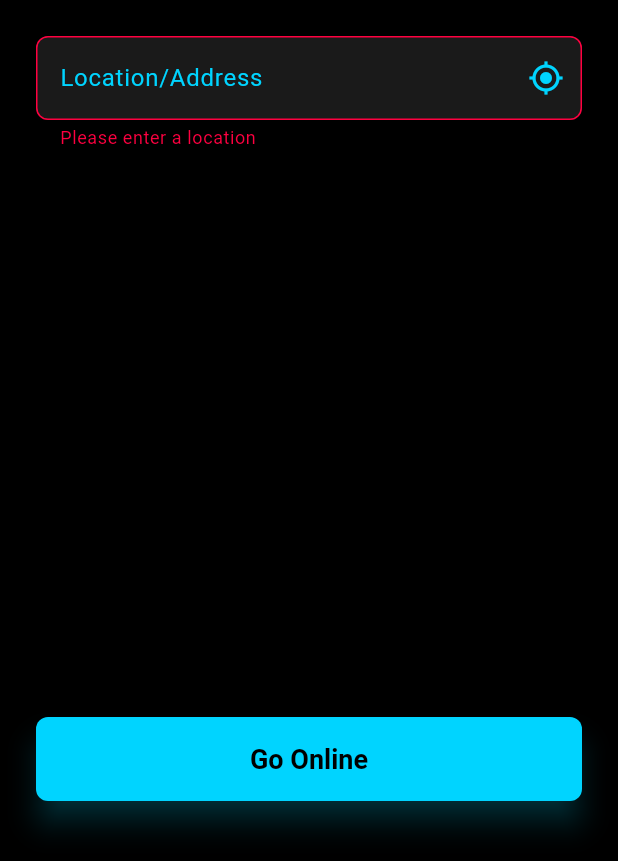
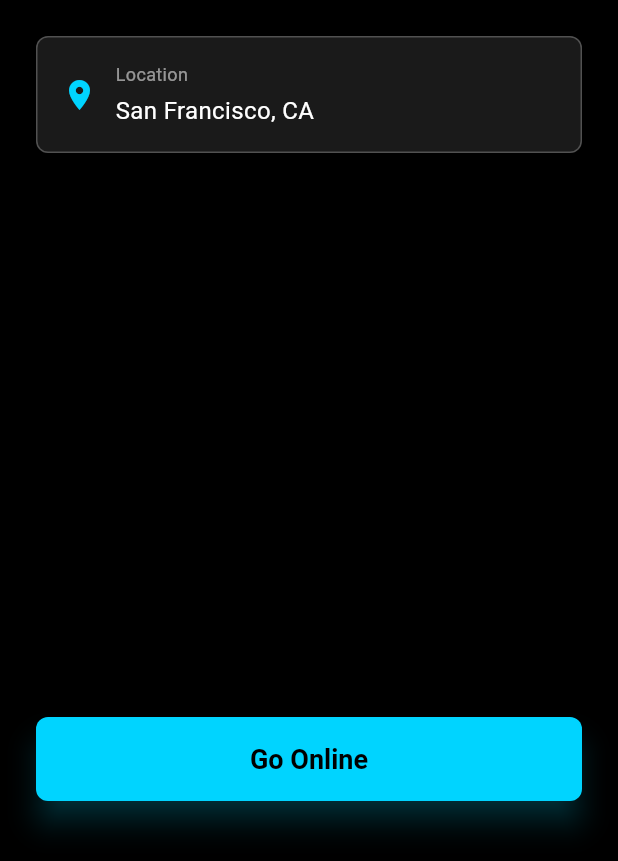
Before and after one commit to dgupt-stack/remote-inventory, a Flutter app: the ProviderRegistrationScreen screen opened directly, after a tap on "Go Online", on a phone screen of 412 x 824 dp, the part 375-1236 px from its top. Run offline on Flutter 3.47's test engine with Material 3 defaults, Android fonts, the phone set to English and light mode, and no system bars; our stand-ins replace camera, firebase_auth, firebase_core, fixnum, geocoding, geolocator and 2 more; missing offline and left inert: google_mlkit_face_detection, grpc, protobuf; accounts and stored records are empty; generated files the repository leaves out were written again.

Commit message:
feat: Simplify location to GPS-only with US fallback
🌍 Location Changes:
- Removed manual location input field
- Auto-detects GPS location on screen load
- Falls back to 'San Francisco, CA' if GPS unavailable
- Shows as read-only display (not editable)
- Zero user input needed for location

UX Improvement: Faster Provider onboarding!

```diff
--- a/consumer_app/lib/screens/provider_registration_screen.dart
+++ b/consumer_app/lib/screens/provider_registration_screen.dart
@@ -42,18 +42,15 @@ class _ProviderRegistrationScreenState
       LocationPermission permission = await Geolocator.checkPermission();
       if (permission == LocationPermission.denied) {
         permission = await Geolocator.requestPermission();
-        if (permission == LocationPermission.denied) {
-          throw Exception('Location permission denied');
-        }
       }
 
-      if (permission == LocationPermission.deniedForever) {
-        throw Exception('Location permissions are permanently denied');
-      }
-
+      // If permission granted, get location
+      if (permission != LocationPermission.denied &&
+          permission != LocationPermission.deniedForever) {
         // Get current position
         final position = await Geolocator.getCurrentPosition(
           desiredAccuracy: LocationAccuracy.high,
+          timeLimit: const Duration(seconds: 5), // Timeout after 5 seconds
         );
 
         // Reverse geocode to get address
@@ -71,24 +68,26 @@ class _ProviderRegistrationScreenState
             place.subAdministrativeArea,
           ].where((e) => e != null && e.isNotEmpty).take(2).join(', ');
 
+          if (address.isNotEmpty) {
             setState(() {
-          _locationController.text =
-              address.isNotEmpty ? address : 'Current Location';
+              _locationController.text = address;
+            });
+            return;
+          }
+        }
+      }
+    } catch (e) {
+      print('⚠️  Location detection failed: $e');
+    }
+
+    // Fallback to default US location
+    if (mounted) {
+      setState(() {
+        _locationController.text = 'San Francisco, CA'; // Default US location
       });
     }
-    } catch (e) {
-      // Silently fail - user can enter location manually
-      print('⚠️  Location detection failed: $e');
-      if (mounted) {
-        setState(() {
-          _locationController.text = ''; // Leave empty for manual entry
-        });
-      }
-    } finally {
-      if (mounted) {
+
     setState(() => _isDetectingLocation = false);
-      }
-    }
   }
 
   Future<void> _goOnline() async {
@@ -98,12 +97,17 @@ class _ProviderRegistrationScreenState
 
     setState(() => _isRegistering = true);
 
+    // Use detected location or fallback default
+    final location = _locationController.text.isEmpty
+        ? 'San Francisco, CA'
+        : _locationController.text;
+
     try {
       // Register with backend
       final response = await SessionService().createSession(
         providerName: _nameController.text.trim(),
         providerId: 'provider-${DateTime.now().millisecondsSinceEpoch}',
-        location: _locationController.text.trim(),
+        location: location,
       );
 
       if (mounted) {
@@ -114,7 +118,7 @@ class _ProviderRegistrationScreenState
             builder: (context) => ProviderWaitingScreen(
               sessionId: response.sessionId,
               providerName: _nameController.text.trim(),
-              location: _locationController.text.trim(),
+              location: location,
             ),
           ),
         );
@@ -197,58 +201,52 @@ class _ProviderRegistrationScreenState
 
               const SizedBox(height: 24),
 
-              // Location Input with auto-detect
-              TextFormField(
-                controller: _locationController,
-                style: const TextStyle(color: Colors.white),
-                decoration: InputDecoration(
-                  labelText: 'Location/Address',
-                  labelStyle: const TextStyle(color: Color(0xFF00D4FF)),
-                  hintText: _isDetectingLocation
-                      ? 'Detecting location...'
-                      : 'e.g., 123 Main St, Home Office',
-                  hintStyle: const TextStyle(color: Colors.white30),
-                  filled: true,
-                  fillColor: const Color(0xFF1A1A1A),
-                  border: OutlineInputBorder(
+              // Show detected location (read-only)
+              Container(
+                padding: const EdgeInsets.all(16),
+                decoration: BoxDecoration(
+                  color: const Color(0xFF1A1A1A),
                   borderRadius: BorderRadius.circular(8),
-                    borderSide: const BorderSide(color: Color(0xFF00D4FF)),
+                  border: Border.all(color: Colors.white24),
                 ),
-                  enabledBorder: OutlineInputBorder(
-                    borderRadius: BorderRadius.circular(8),
-                    borderSide: const BorderSide(color: Colors.white24),
+                child: Row(
+                  children: [
+                    Icon(
+                      _isDetectingLocation
+                          ? Icons.location_searching
+                          : Icons.location_on,
+                      color: const Color(0xFF00D4FF),
+                      size: 24,
                     ),
-                  focusedBorder: OutlineInputBorder(
-                    borderRadius: BorderRadius.circular(8),
-                    borderSide:
-                        const BorderSide(color: Color(0xFF00D4FF), width: 2),
-                  ),
-                  suffixIcon: _isDetectingLocation
-                      ? const Padding(
-                          padding: EdgeInsets.all(12.0),
-                          child: SizedBox(
-                            width: 20,
-                            height: 20,
-                            child: CircularProgressIndicator(
-                              strokeWidth: 2,
-                              valueColor: AlwaysStoppedAnimation<Color>(
-                                  Color(0xFF00D4FF)),
+                    const SizedBox(width: 12),
+                    Expanded(
+                      child: Column(
+                        crossAxisAlignment: CrossAxisAlignment.start,
+                        children: [
+                          const Text(
+                            'Location',
+                            style: TextStyle(
+                              color: Colors.white54,
+                              fontSize: 12,
                             ),
                           ),
-                        )
-                      : IconButton(
-                          icon: const Icon(Icons.my_location,
-                              color: Color(0xFF00D4FF)),
-                          onPressed: _detectLocation,
-                          tooltip: 'Detect current location',
+                          const SizedBox(height: 4),
+                          Text(
+                            _isDetectingLocation
+                                ? 'Detecting location...'
+                                : _locationController.text.isEmpty
+                                    ? 'San Francisco, CA'
+                                    : _locationController.text,
+                            style: const TextStyle(
+                              color: Colors.white,
+                              fontSize: 16,
                             ),
                           ),
-                validator: (value) {
-                  if (value == null || value.trim().isEmpty) {
-                    return 'Please enter a location';
-                  }
-                  return null;
-                },
+                        ],
+                      ),
+                    ),
+                  ],
+                ),
               ),
 
               const Spacer(),
```
Lines whose indentation alone changed are shown as unchanged.
